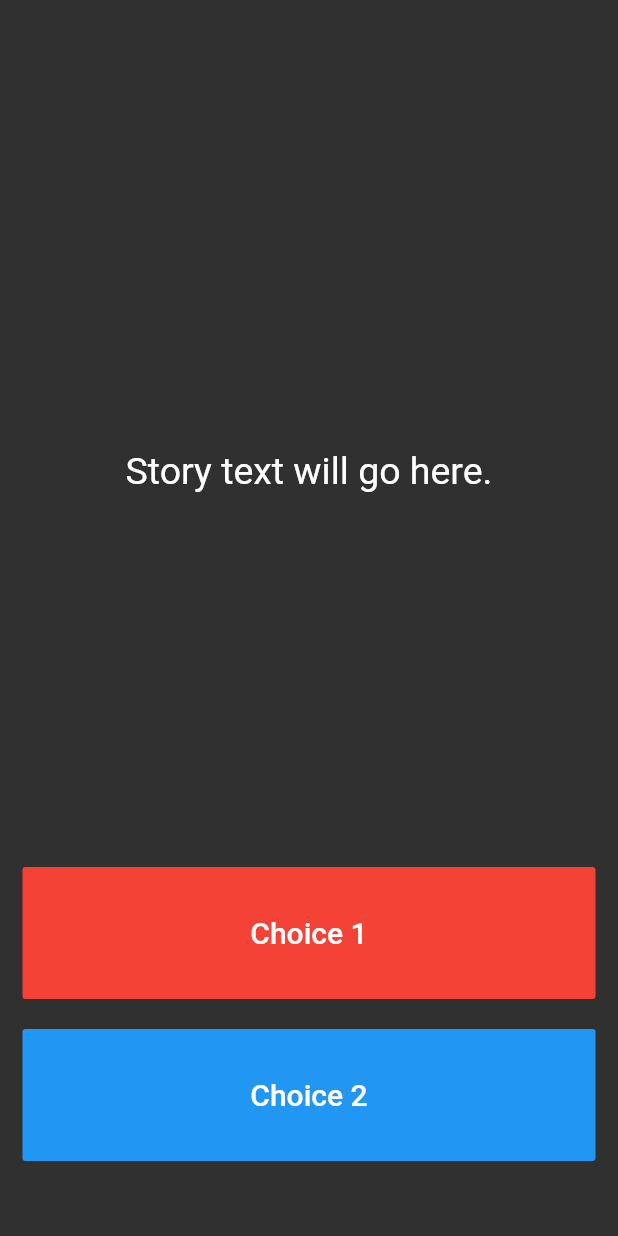
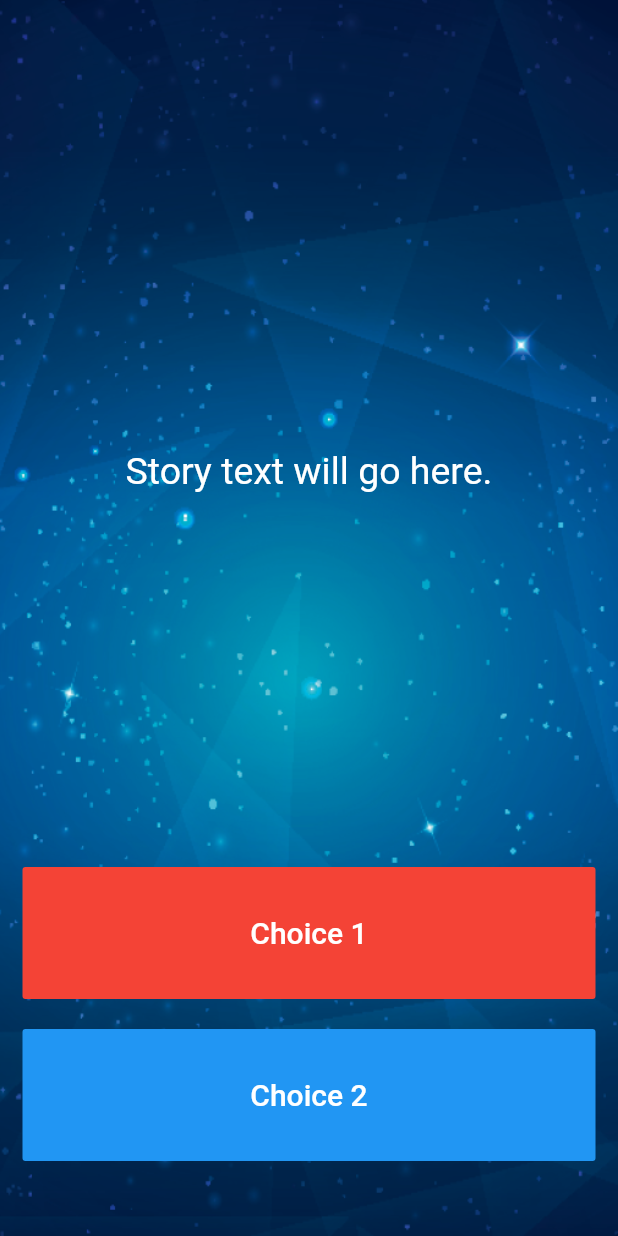
Before and after one commit to duliodenis/destiny, a Flutter app: the screen it shows after launch, on a phone screen of 412 x 824 dp. Run offline on Flutter 3.47's test engine with Material 2 defaults, Android fonts, the phone set to English and light mode, and no system bars.

Commit message:
Added an image as a background

```diff
--- a/destiny/lib/main.dart
+++ b/destiny/lib/main.dart
@@ -25,6 +25,10 @@ class _StoryPageState extends State<StoryPage> {
     return Scaffold(
       body: Container(
         //TODO: Step 1 - Add background.png to this Container as a background image.
+        decoration: BoxDecoration(
+          image: DecorationImage(
+              image: AssetImage("images/background.png"), fit: BoxFit.fill),
+        ),
         padding: EdgeInsets.symmetric(vertical: 50.0, horizontal: 15.0),
         constraints: BoxConstraints.expand(),
         child: SafeArea(
```
Also changed, not shown: 42 other files.
